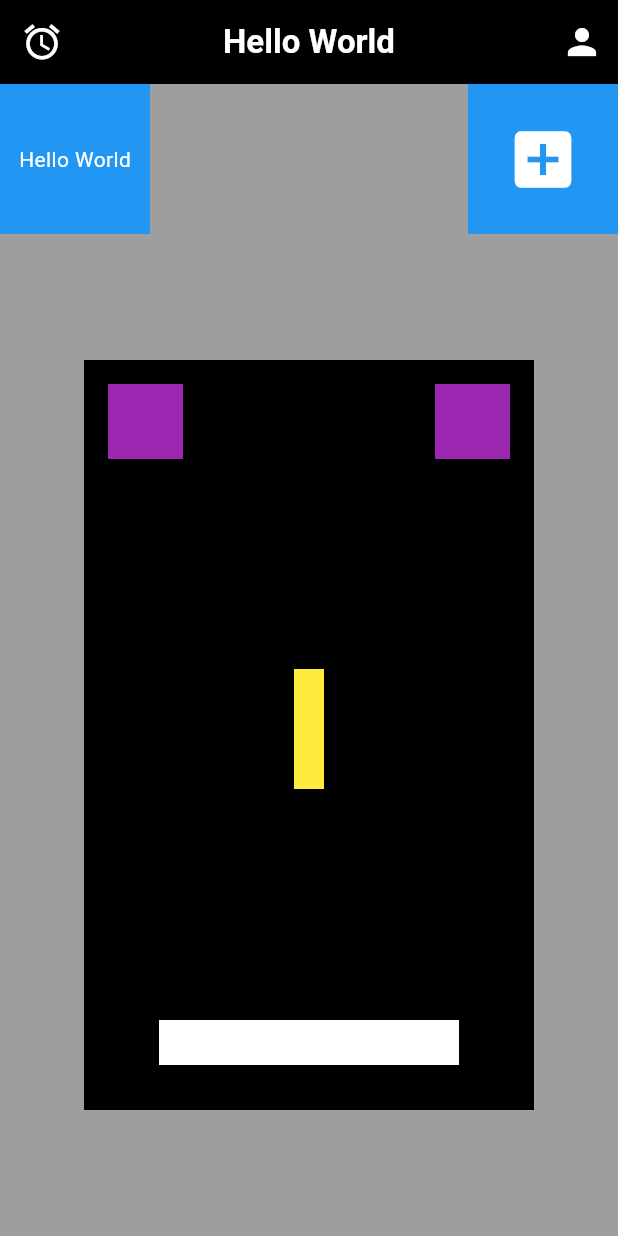
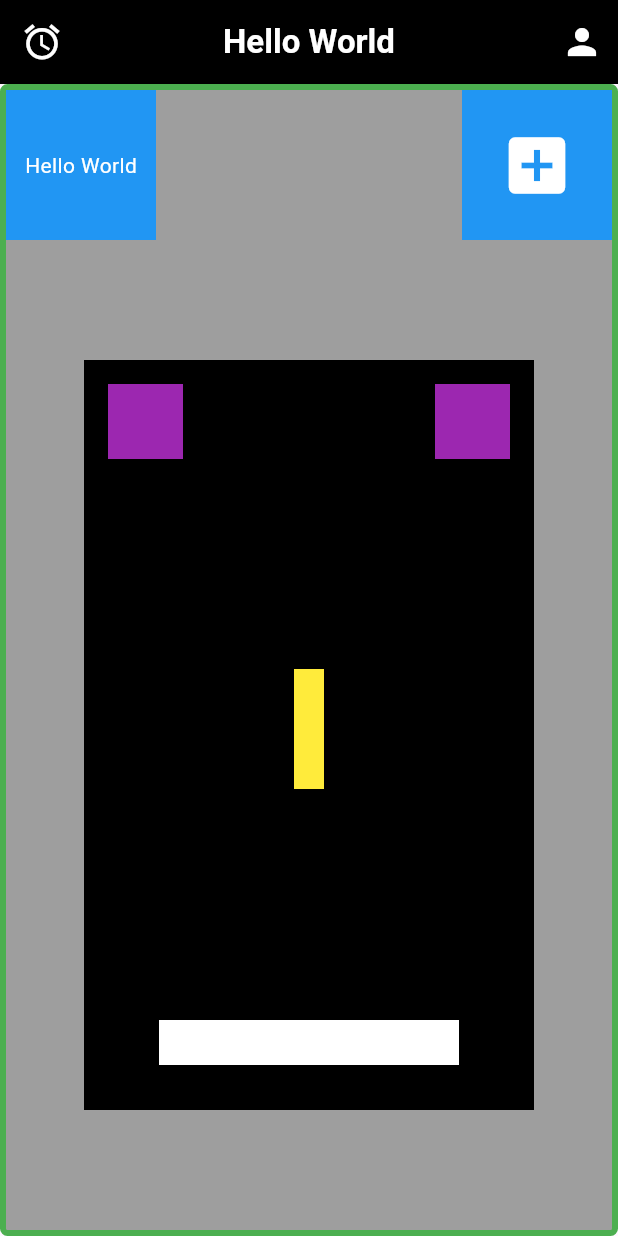
Before and after one commit to nureenbarakat/primitive_flutter_project, a Flutter app: the screen it shows after launch, on a phone screen of 412 x 824 dp. Run offline on Flutter 3.47's test engine with Material 3 defaults, Android fonts, the phone set to English and light mode, and no system bars.

Commit message:
Initial Commit

```diff
--- a/lib/main.dart
+++ b/lib/main.dart
@@ -12,6 +12,7 @@ class MyApp extends StatelessWidget {
     return MaterialApp(
       debugShowCheckedModeBanner: false,
       title: 'Hello World',
+
       theme: ThemeData(
         primarySwatch: Colors.blue,
       ),
@@ -51,7 +52,15 @@ class MyHomePage extends StatelessWidget {
         ],
       ),
       body: Container(
-        color: Colors.grey,
+        decoration: BoxDecoration(
+          borderRadius: BorderRadius.circular(5),
+          color: Colors.grey,
+          border: Border.all(
+            color: Colors.green, // Border color
+            width: 4.0, // Border width
+          ),
+        ),
+
         child: Column(
           children: [
             // Row with two blue items at the top left and top right
```
